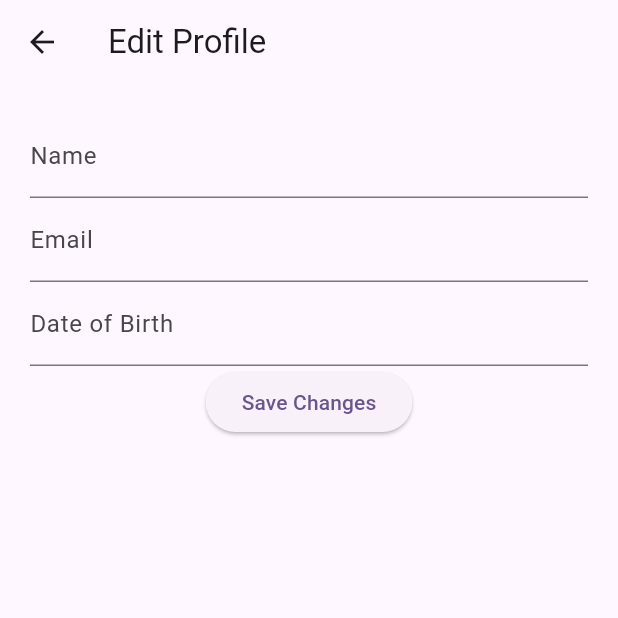
After one commit to azizbhutta/plannerapp, a Flutter app: the EditProfileScreen screen opened directly, on a phone screen of 412 x 824 dp, the top half of it. The commit adds this screen. Run offline on Flutter 3.47's test engine with Material 3 defaults, Android fonts, the phone set to English and light mode, and no system bars; our stand-ins replace cloud_firestore, firebase_auth, firebase_core, firebase_messaging, firebase_storage, fluttertoast and 3 more; missing offline and left inert: dart:ffi; accounts and stored records are empty.

Commit message:
update screen

```diff
--- /dev/null
+++ b/lib/Screen/Addtask-screen.dart
@@ -0,0 +1 @@
+// FloatingActionButton
--- /dev/null
+++ b/lib/Screen/editprofile-screen.dart
@@ -0,0 +1,93 @@
+import 'package:cloud_firestore/cloud_firestore.dart';
+import 'package:firebase_auth/firebase_auth.dart';
+import 'package:flutter/material.dart';
+import 'package:intl/intl.dart';
+
+class EditProfileScreen extends StatefulWidget {
+  @override
+  _EditProfileScreenState createState() => _EditProfileScreenState();
+}
+
+class _EditProfileScreenState extends State<EditProfileScreen> {
+  final TextEditingController nameController = TextEditingController();
+  final TextEditingController emailController = TextEditingController();
+  final TextEditingController dobController = TextEditingController();
+
+  DateTime? selectedDate;
+
+
+  // TODO: Add a function to show date picker
+  Future<void> _selectDate(BuildContext context) async {
+    final DateTime? picked = await showDatePicker(
+      context: context,
+      initialDate: DateTime.now(),
+      firstDate: DateTime(1900),
+      lastDate: DateTime.now(),
+    );
+
+    if (picked != null && picked != selectedDate) {
+      setState(() {
+        selectedDate = picked;
+        dobController.text = DateFormat('yyyy-MM-dd').format(selectedDate!);
+      });
+    }
+  }
+
+  @override
+  Widget build(BuildContext context) {
+    return Scaffold(
+      appBar: AppBar(
+        title: Text('Edit Profile'),
+      ),
+      body: Padding(
+        padding: const EdgeInsets.all(20.0),
+        child: Column(
+          children: [
+            // Form fields for editing profile data
+            TextField(
+              controller: nameController,
+              decoration: InputDecoration(labelText: 'Name'),
+            ),
+            TextField(
+              controller: emailController,
+              decoration: InputDecoration(labelText: 'Email'),
+            ),
+            TextField(
+              controller: dobController,
+              onTap: () => _selectDate(context),
+              decoration: InputDecoration(labelText: 'Date of Birth'),
+            ),
+            // Button to submit edited data
+            ElevatedButton(
+              onPressed: () {
+                updateProfileData();
+                Navigator.pop(
+                    context); // Go back to the profile screen after editing
+              },
+              child: Text('Save Changes'),
+            ),
+          ],
+        ),
+      ),
+    );
+  }
+
+  void updateProfileData() async {
+    User? user = await FirebaseAuth.instance.currentUser;
+
+    if (user != null) {
+      try {
+        await user.updateProfile(displayName: nameController.text);
+        await FirebaseFirestore.instance.collection('users')
+            .doc(user.uid)
+            .update({
+          'name': nameController.text,
+          'email': emailController.text,
+          'dob': dobController.text,
+        });
+      } catch (error) {
+        print("Error updating profile: $error");
+      }
+    }
+  }
+}
--- a/pubspec.yaml
+++ b/pubspec.yaml
@@ -45,6 +45,9 @@ dependencies:
   fluttertoast: ^8.2.2
   image_picker: ^1.0.4
   intl: ^0.18.1
+  flutter_local_notifications: ^16.2.0
+  firebase_messaging: ^14.7.8
+  app_settings: ^5.1.1
 
 
 
```
Also changed, not shown: lib/Aut/login-screen.dart (+2 -8 lines), lib/Aut/signup-screen.dart (+7 -1 lines), lib/Screen/profile-screen.dart (+206 -65 lines), lib/Screen/task-screen.dart (renamed from lib/Screen/new-screen.dart, +9 -16 lines), lib/notification/notification.dart (added, +26 -0 lines), pubspec.lock, 1 other file.
